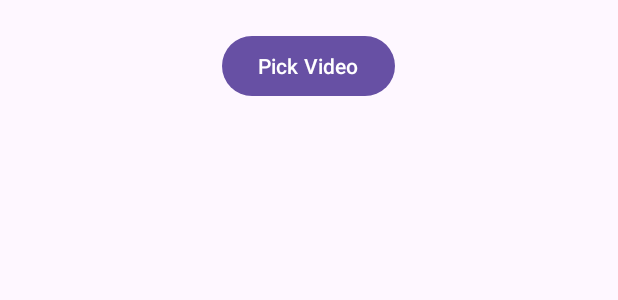
After one commit to Adam-Kohut/EmotionDetect, an Android app: the layout activity_video.xml on its own in the app's theme, with its tools: preview values and no code run, on a phone screen of 412 x 824 dp. The commit adds this screen. Shown: the top 300 px of the screen. Run offline under Robolectric (Android 15) with nearby library versions, the phone set to English and light mode, and no system bars; network calls fail.

Commit message:
Playback No Detect

```diff
--- a/Object-Detection-Android-App-main/android_app/android_app/app/build.gradle.kts
+++ b/Object-Detection-Android-App-main/android_app/android_app/app/build.gradle.kts
@@ -49,6 +49,7 @@ dependencies {
     implementation("com.android.volley:volley:1.2.1")
     implementation("androidx.navigation:navigation-fragment:2.6.0")
     implementation("androidx.navigation:navigation-ui:2.6.0")
+    implementation("com.quickbirdstudios:opencv:4.5.3.0")
     testImplementation("junit:junit:4.13.2")
     androidTestImplementation("androidx.test.ext:junit:1.1.5")
     androidTestImplementation("androidx.test.espresso:espresso-core:3.5.1")
--- a/Object-Detection-Android-App-main/android_app/android_app/app/src/main/AndroidManifest.xml
+++ b/Object-Detection-Android-App-main/android_app/android_app/app/src/main/AndroidManifest.xml
@@ -6,6 +6,7 @@
 
     <uses-permission android:name="android.permission.CAMERA" />
     <uses-permission android:name="android.permission.INTERNET" />
+
 
     <application
         android:allowBackup="true"
@@ -41,6 +42,9 @@
         <activity
             android:name=".LineGraph"
             android:exported="false" />
+        <activity
+            android:name=".VideoActivity"
+            android:exported="false" />
     </application>
 
 </manifest>
--- a/Object-Detection-Android-App-main/android_app/android_app/app/src/main/java/com/example/yolov8tflite/Constants.kt
+++ b/Object-Detection-Android-App-main/android_app/android_app/app/src/main/java/com/example/yolov8tflite/Constants.kt
@@ -3,4 +3,5 @@ package com.example.yolov8tflite
 object Constants {
     const val MODEL_PATH = "BestEmotion400V1_float32.tflite"
     const val LABELS_PATH = "labelsEmotion.txt"
+    const val VIDEO_PATH = "testvideo.mp4"
 }
--- a/Object-Detection-Android-App-main/android_app/android_app/app/src/main/java/com/example/yolov8tflite/MainActivity.java
+++ b/Object-Detection-Android-App-main/android_app/android_app/app/src/main/java/com/example/yolov8tflite/MainActivity.java
@@ -30,7 +30,7 @@ public class MainActivity extends AppCompatActivity {
 
         // query views
         cameraCard = findViewById(R.id.cameraCard);
-        uploadCenterCard = findViewById(R.id.uploadCenterCard);
+        uploadCenterCard = findViewById(R.id.videoPlaybackCard);
         bottomNavigationView = findViewById(R.id.bottom_navigation);
 
 
@@ -38,7 +38,7 @@ public class MainActivity extends AppCompatActivity {
         cameraCard.setOnClickListener(v -> startActivity(new Intent(this, CameraActivity.class)));
 
         // setup upload center listener
-        uploadCenterCard.setOnClickListener(v -> startActivity(new Intent(this, UploadCenterActivity.class)));
+        uploadCenterCard.setOnClickListener(v -> startActivity(new Intent(this, VideoActivity.class)));
         // setup nav listeners
         // set Home selected
         bottomNavigationView.setSelectedItemId(R.id.home);
--- a/Object-Detection-Android-App-main/android_app/android_app/app/src/main/res/layout/activity_main.xml
+++ b/Object-Detection-Android-App-main/android_app/android_app/app/src/main/res/layout/activity_main.xml
@@ -69,7 +69,7 @@
   </androidx.cardview.widget.CardView>
 
   <androidx.cardview.widget.CardView
-      android:id="@+id/uploadCenterCard"
+      android:id="@+id/videoPlaybackCard"
       android:layout_width="match_parent"
       android:layout_height="wrap_content"
       android:layout_marginTop="20dp"
@@ -111,7 +111,7 @@
       app:layout_constraintEnd_toEndOf="parent"
       app:layout_constraintHorizontal_bias="1.0"
       app:layout_constraintStart_toStartOf="parent"
-      app:layout_constraintTop_toBottomOf="@+id/uploadCenterCard">
+      app:layout_constraintTop_toBottomOf="@+id/videoPlaybackCard">
 
     <TextView
         android:layout_width="wrap_content"
--- /dev/null
+++ b/Object-Detection-Android-App-main/android_app/android_app/app/src/main/res/layout/activity_video.xml
@@ -0,0 +1,20 @@
+<?xml version="1.0" encoding="utf-8"?>
+<RelativeLayout xmlns:android="http://schemas.android.com/apk/res/android"
+    android:layout_width="match_parent"
+    android:layout_height="match_parent">
+
+    <Button
+        android:id="@+id/pickVideoButton"
+        android:layout_width="wrap_content"
+        android:layout_height="wrap_content"
+        android:text="Pick Video"
+        android:layout_centerHorizontal="true"
+        android:layout_marginTop="20dp"/>
+
+    <ImageView
+        android:id="@+id/imageView"
+        android:layout_width="match_parent"
+        android:layout_height="match_parent"
+        android:layout_below="@id/pickVideoButton"
+        android:scaleType="centerCrop"/>
+</RelativeLayout>
```
Also changed, not shown: Object-Detection-Android-App-main/android_app/android_app/app/src/main/java/com/example/yolov8tflite/VideoActivity.java (added, +143 -0 lines), 4 other files.
